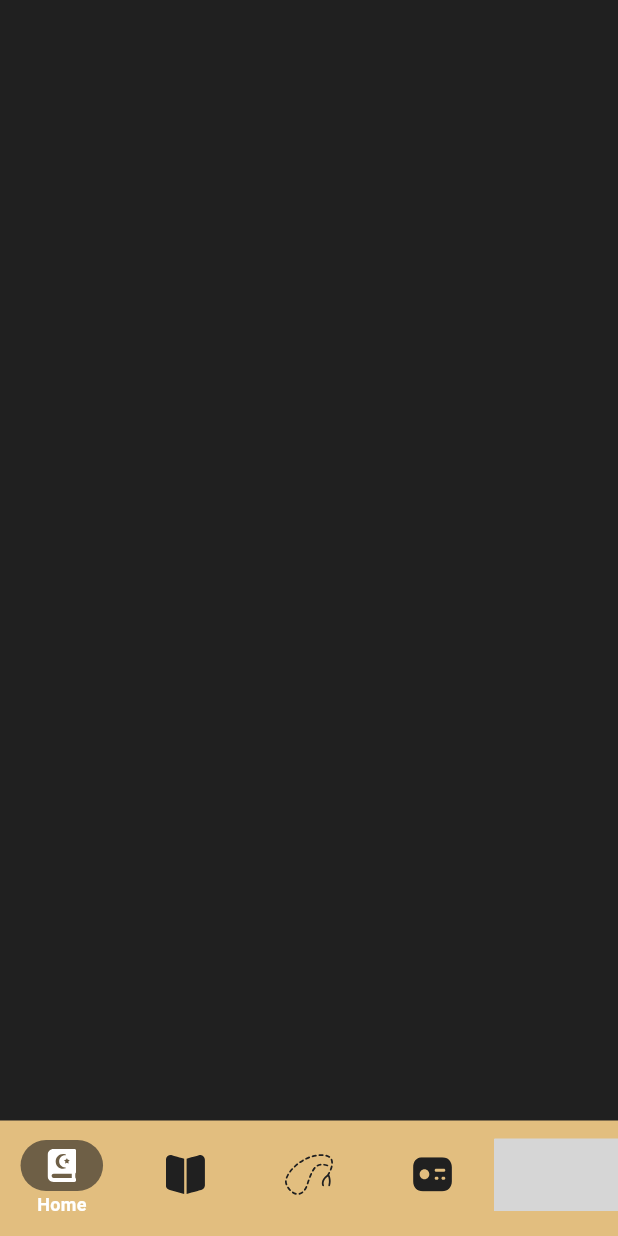
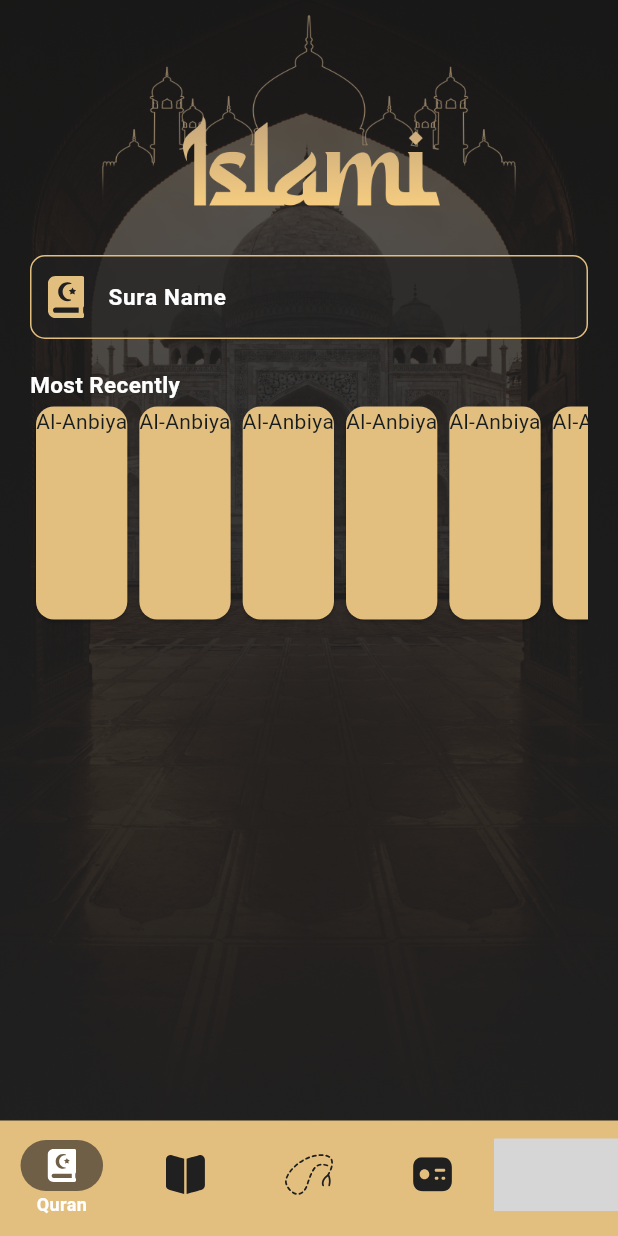
Before and after one commit to yasmeen-bashandy/islamy_c18, a Flutter app: the screen it shows after launch, on a phone screen of 412 x 824 dp. Run offline on Flutter 3.47's test engine with Material 3 defaults, Android fonts, the light colour scheme and no system bars; our stand-ins replace flutter_svg; grey boxes are pictures that could not be loaded.

Commit message:
quran tab ui

```diff
--- a/lib/common/app_theme.dart
+++ b/lib/common/app_theme.dart
@@ -16,7 +16,6 @@ class AppTheme {
       ),
     ),
     bottomNavigationBarTheme: BottomNavigationBarThemeData(
-      type: BottomNavigationBarType.fixed,
       showSelectedLabels: true,
       showUnselectedLabels: false,
       elevation: 0,
--- /dev/null
+++ b/lib/common/widgets/bg_layout_widget.dart
@@ -0,0 +1,16 @@
+import 'package:flutter/material.dart';
+
+class BgLayoutWidget extends StatelessWidget {
+  const BgLayoutWidget({super.key, required this.imagePath});
+  final String imagePath;
+
+  @override
+  Widget build(BuildContext context) {
+    return Stack(
+      children: [
+        Image.asset(imagePath, fit: BoxFit.cover, width: double.infinity),
+      ],
+    );
+
+  }
+}
--- /dev/null
+++ b/lib/common/widgets/header_widget.dart
@@ -0,0 +1,16 @@
+import 'package:flutter/material.dart';
+import 'package:islamy/gen/assets.gen.dart';
+
+class HeaderWidget extends StatelessWidget {
+  const HeaderWidget({super.key});
+
+  @override
+  Widget build(BuildContext context) {
+    return Row(
+      mainAxisAlignment: MainAxisAlignment.center,
+      children: [
+        Image.asset(Assets.images.islamyHeader.path, width: 300, height: 140),
+      ],
+    );
+  }
+}
--- a/lib/gen/assets.gen.dart
+++ b/lib/gen/assets.gen.dart
@@ -18,9 +18,6 @@ class $AssetsImagesGen {
   AssetGenImage get appLogo =>
       const AssetGenImage('assets/images/app_logo.png');
 
-  /// File path: assets/images/hadeeth_selected.svg
-  String get hadeethSelected => 'assets/images/hadeeth_selected.svg';
-
   /// File path: assets/images/hadeeth_tab_bg.png
   AssetGenImage get hadeethTabBg =>
       const AssetGenImage('assets/images/hadeeth_tab_bg.png');
@@ -32,9 +29,6 @@ class $AssetsImagesGen {
   AssetGenImage get islamyHeader =>
       const AssetGenImage('assets/images/islamy_header.png');
 
-  /// File path: assets/images/quran_selected.svg
-  String get quranSelected => 'assets/images/quran_selected.svg';
-
   /// File path: assets/images/quran_tab_bg.png
   AssetGenImage get quranTabBg =>
       const AssetGenImage('assets/images/quran_tab_bg.png');
@@ -42,14 +36,8 @@ class $AssetsImagesGen {
   /// File path: assets/images/quran_unselected.svg
   String get quranUnselected => 'assets/images/quran_unselected.svg';
 
-  /// File path: assets/images/radio-selected.svg
-  String get radioSelected => 'assets/images/radio-selected.svg';
-
   /// File path: assets/images/radio_unselected.svg
   String get radioUnselected => 'assets/images/radio_unselected.svg';
-
-  /// File path: assets/images/sebha_selected.svg
-  String get sebhaSelected => 'assets/images/sebha_selected.svg';
 
   /// File path: assets/images/sebha_unselected.svg
   String get sebhaUnselected => 'assets/images/sebha_unselected.svg';
@@ -62,8 +50,9 @@ class $AssetsImagesGen {
   AssetGenImage get splashLogo =>
       const AssetGenImage('assets/images/splash_logo.png');
 
-  /// File path: assets/images/time_selected.svg
-  String get timeSelected => 'assets/images/time_selected.svg';
+  /// File path: assets/images/sura_logo.png
+  AssetGenImage get suraLogo =>
+      const AssetGenImage('assets/images/sura_logo.png');
 
   /// File path: assets/images/time_unselected.svg
   String get timeUnselected => 'assets/images/time_unselected.svg';
@@ -71,20 +60,16 @@ class $AssetsImagesGen {
   /// List of all assets
   List<dynamic> get values => [
     appLogo,
-    hadeethSelected,
     hadeethTabBg,
     hadeethUnselected,
     islamyHeader,
-    quranSelected,
     quranTabBg,
     quranUnselected,
-    radioSelected,
     radioUnselected,
-    sebhaSelected,
     sebhaUnselected,
     splashBranding,
     splashLogo,
-    timeSelected,
+    suraLogo,
     timeUnselected,
   ];
 }
--- a/lib/screens/home_screen.dart
+++ b/lib/screens/home_screen.dart
@@ -2,6 +2,11 @@ import 'package:flutter/material.dart';
 import 'package:flutter_svg/flutter_svg.dart';
 import 'package:islamy/common/app_color.dart';
 import 'package:islamy/gen/assets.gen.dart';
+import 'package:islamy/tabs/hadeeth_tab/hadeeth_tab.dart';
+import 'package:islamy/tabs/quran_tab/quran_tab.dart';
+import 'package:islamy/tabs/radio_tab/radio_tab.dart';
+import 'package:islamy/tabs/sebha_tab/sebha_tab.dart';
+import 'package:islamy/tabs/time_tab/time_tab.dart';
 
 class HomeScreen extends StatefulWidget {
   const HomeScreen({super.key});
@@ -13,13 +18,41 @@ class HomeScreen extends StatefulWidget {
 }
 
 class _HomeScreenState extends State<HomeScreen> {
+  int currentIndex = 0;
+  List<Widget> tabs = [
+    QuranTab(),
+    HadeethTab(),
+    SebhaTab(),
+    RadioTab(),
+    TimeTab(),
+  ];
   @override
   Widget build(BuildContext context) {
     return Scaffold(
+      body: tabs[currentIndex],
       bottomNavigationBar: BottomNavigationBar(
+        currentIndex: currentIndex,
+        onTap: (index) {
+          setState(() {
+            currentIndex = index;
+          });
+        },
+
+        type: BottomNavigationBarType.fixed,
         items: [
-          BottomNavigationBarItem(
-            icon: SvgPicture.asset(Assets.images.quranUnselected),
+          customBotthonNavBarItem(Assets.images.quranUnselected, "Quran"),
+          customBotthonNavBarItem(Assets.images.hadeethUnselected, "Hadeeth"),
+          customBotthonNavBarItem(Assets.images.sebhaUnselected, "Sabha"),
+          customBotthonNavBarItem(Assets.images.radioUnselected, "Radio"),
+          customBotthonNavBarItem(Assets.images.timeUnselected, "Time"),
+        ],
+      ),
+    );
+  }
+
+  BottomNavigationBarItem customBotthonNavBarItem(String icon, String label) {
+    return BottomNavigationBarItem(
+      icon: SvgPicture.asset(icon),
       activeIcon: Container(
         padding: EdgeInsets.symmetric(horizontal: 18, vertical: 6),
         decoration: BoxDecoration(
@@ -31,71 +64,7 @@ class _HomeScreenState extends State<HomeScreen> {
           colorFilter: ColorFilter.mode(Colors.white, BlendMode.srcATop),
         ),
       ),
-            label: 'Home',
-          ),
-          BottomNavigationBarItem(
-            icon: SvgPicture.asset(Assets.images.hadeethUnselected),
-            activeIcon: Container(
-              padding: EdgeInsets.symmetric(horizontal: 18, vertical: 6),
-              decoration: BoxDecoration(
-                color: AppColor.blackColor.withValues(alpha: 0.6),
-                borderRadius: BorderRadius.circular(20),
-              ),
-              child: SvgPicture.asset(
-                Assets.images.hadeethSelected,
-                colorFilter: ColorFilter.mode(Colors.white, BlendMode.srcATop),
-              ),
-            ),
-            label: 'Quran',
-          ),
-          BottomNavigationBarItem(
-            icon: SvgPicture.asset(Assets.images.sebhaUnselected),
-            activeIcon: Container(
-              padding: EdgeInsets.symmetric(horizontal: 18, vertical: 6),
-              decoration: BoxDecoration(
-                color: AppColor.blackColor.withValues(alpha: 0.6),
-                borderRadius: BorderRadius.circular(20),
-              ),
-              child: SvgPicture.asset(
-                Assets.images.sebhaSelected,
-                colorFilter: ColorFilter.mode(Colors.white, BlendMode.srcATop),
-              ),
-            ),
-
-            label: 'Hadeeth',
-          ),
-          BottomNavigationBarItem(
-            icon: SvgPicture.asset(Assets.images.radioUnselected),
-            activeIcon: Container(
-              padding: EdgeInsets.symmetric(horizontal: 18, vertical: 6),
-              decoration: BoxDecoration(
-                color: AppColor.blackColor.withValues(alpha: 0.6),
-                borderRadius: BorderRadius.circular(20),
-              ),
-              child: SvgPicture.asset(
-                Assets.images.radioSelected,
-                colorFilter: ColorFilter.mode(Colors.white, BlendMode.srcATop),
-              ),
-            ),
-            label: 'Hadeeth',
-          ),
-          BottomNavigationBarItem(
-            icon: SvgPicture.asset(Assets.images.timeUnselected),
-            activeIcon: Container(
-              padding: EdgeInsets.symmetric(horizontal: 18, vertical: 6),
-              decoration: BoxDecoration(
-                color: AppColor.blackColor.withValues(alpha: 0.6),
-                borderRadius: BorderRadius.circular(20),
-              ),
-              child: SvgPicture.asset(
-                Assets.images.timeSelected,
-                colorFilter: ColorFilter.mode(Colors.white, BlendMode.srcATop),
-              ),
-            ),
-            label: 'Hadeeth',
-          ),
-        ],
-      ),
+      label: label,
     );
   }
 }
--- /dev/null
+++ b/lib/tabs/hadeeth_tab/hadeeth_tab.dart
@@ -0,0 +1,14 @@
+import 'package:flutter/material.dart';
+import 'package:islamy/common/widgets/bg_layout_widget.dart';
+import 'package:islamy/gen/assets.gen.dart';
+
+class HadeethTab extends StatelessWidget {
+  const HadeethTab({super.key});
+
+  @override
+  Widget build(BuildContext context) {
+    return Stack(
+      children: [BgLayoutWidget(imagePath: Assets.images.hadeethTabBg.path)],
+    );
+  }
+}
--- /dev/null
+++ b/lib/tabs/quran_tab/quran_tab.dart
@@ -0,0 +1,77 @@
+import 'package:flutter/material.dart';
+import 'package:flutter_svg/flutter_svg.dart';
+import 'package:islamy/common/app_color.dart';
+import 'package:islamy/common/widgets/header_widget.dart';
+import 'package:islamy/gen/assets.gen.dart';
+import 'package:islamy/common/widgets/bg_layout_widget.dart';
+import 'package:islamy/tabs/quran_tab/widgets/customTextFeild.dart';
+
+class QuranTab extends StatelessWidget {
+  const QuranTab({super.key});
+
+  @override
+  Widget build(BuildContext context) {
+    return Stack(
+      children: [
+        BgLayoutWidget(imagePath: Assets.images.quranTabBg.path),
+        SafeArea(
+          child: Padding(
+            padding: const EdgeInsets.only(top: 10.0, left: 20.0, right: 20.0),
+            child: Column(
+              crossAxisAlignment: CrossAxisAlignment.start,
+              children: [
+                HeaderWidget(),
+                SizedBox(height: 20),
+                Customtextfeild(
+                  hintText: 'Sura Name',
+                  prefixIcon: Padding(
+                    padding: const EdgeInsets.all(10),
+                    child: SvgPicture.asset(
+                      Assets.images.quranUnselected,
+                      colorFilter: ColorFilter.mode(
+                        AppColor.goldColor,
+                        BlendMode.srcIn,
+                      ),
+                    ),
+                  ),
+                ),
+                Padding(
+                  padding: const EdgeInsets.only(
+                    top: 20.0,
+                    bottom: BorderSide.strokeAlignCenter,
+                  ),
+                  child: Text(
+                    "Most Recently ",
+                    style: TextStyle(
+                      fontSize: 15,
+                      fontWeight: FontWeight.bold,
+                      color: Colors.white,
+                    ),
+                  ),
+                ),
+                SizedBox(
+                  height: 150, // Adjust the height as needed
+
+                  child: ListView.builder(
+                    scrollDirection: Axis.horizontal,
+                    itemCount: 10, // Replace with your actual item count
+                    itemBuilder: (context, index) {
+                      return Card(
+                        color: AppColor.goldColor,
+                        child: Row(
+                          children: [
+                            Column(children: [Text("Al-Anbiya")]),
+                          ],
+                        ),
+                      );
+                    },
+                  ),
+                ),
+              ],
+            ),
+          ),
+        ),
+      ],
+    );
+  }
+}
--- /dev/null
+++ b/lib/tabs/quran_tab/widgets/customTextFeild.dart
@@ -0,0 +1,32 @@
+import 'package:flutter/material.dart';
+import 'package:islamy/common/app_color.dart';
+
+class Customtextfeild extends StatelessWidget {
+  const Customtextfeild({super.key, this.prefixIcon, required this.hintText});
+  final Widget? prefixIcon;
+  final String hintText;
+  OutlineInputBorder get _border => OutlineInputBorder(
+    borderRadius: BorderRadius.circular(10),
+    borderSide: BorderSide(color: AppColor.goldColor),
+  );
+
+  @override
+  Widget build(BuildContext context) {
+    return TextField(
+      decoration: InputDecoration(
+        filled: true,
+        fillColor: AppColor.blackColor.withValues(alpha: .7),
+        border: _border,
+        enabledBorder: _border,
+        focusedBorder: _border,
+        hintStyle: TextStyle(
+          color: Colors.white,
+          fontWeight: FontWeight.bold,
+          fontSize: 15,
+        ),
+        hintText: hintText,
+        prefixIcon: prefixIcon,
+      ),
+    );
+  }
+}
--- /dev/null
+++ b/lib/tabs/radio_tab/radio_tab.dart
@@ -0,0 +1,12 @@
+import 'package:flutter/material.dart';
+
+class RadioTab extends StatelessWidget {
+  const RadioTab({super.key});
+
+  @override
+  Widget build(BuildContext context) {
+    return Container(
+      color: Colors.yellow,
+    );
+  }
+}
--- /dev/null
+++ b/lib/tabs/sebha_tab/sebha_tab.dart
@@ -0,0 +1,12 @@
+import 'package:flutter/material.dart';
+
+class SebhaTab extends StatelessWidget {
+  const SebhaTab({super.key});
+
+  @override
+  Widget build(BuildContext context) {
+    return Container(
+      color: Colors.teal,
+    );
+  }
+}
--- /dev/null
+++ b/lib/tabs/time_tab/time_tab.dart
@@ -0,0 +1,10 @@
+import 'package:flutter/material.dart';
+
+class TimeTab extends StatelessWidget {
+  const TimeTab({super.key});
+
+  @override
+  Widget build(BuildContext context) {
+    return Container(color: Colors.blue);
+  }
+}
```
Also changed, not shown: assets/images/sura_logo.png (added). Lines whose indentation alone changed are shown as unchanged.
